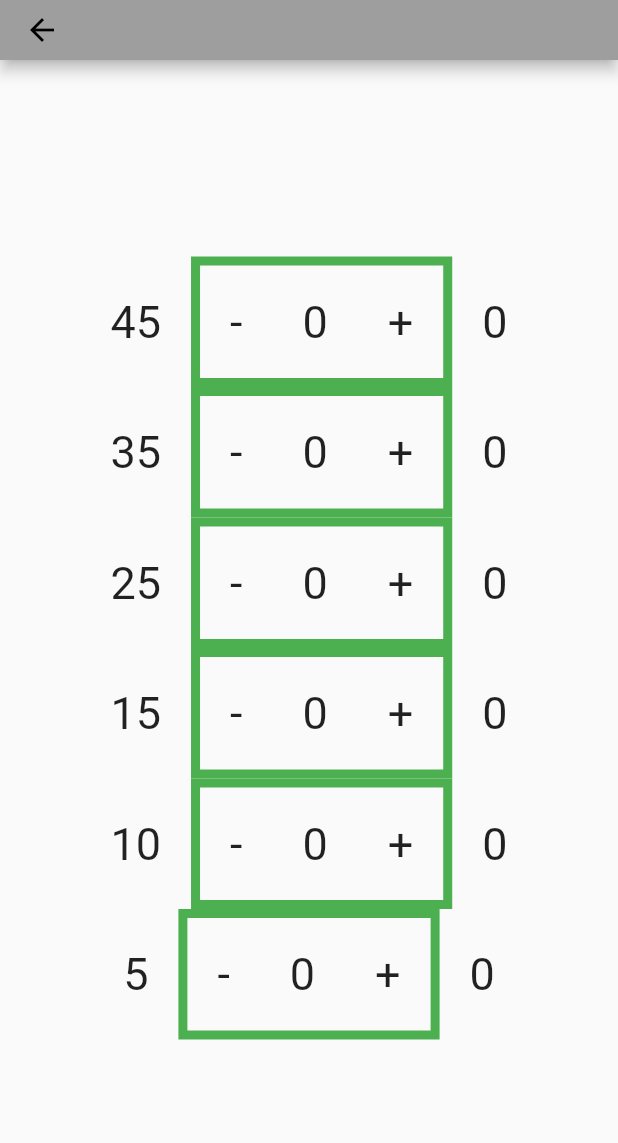
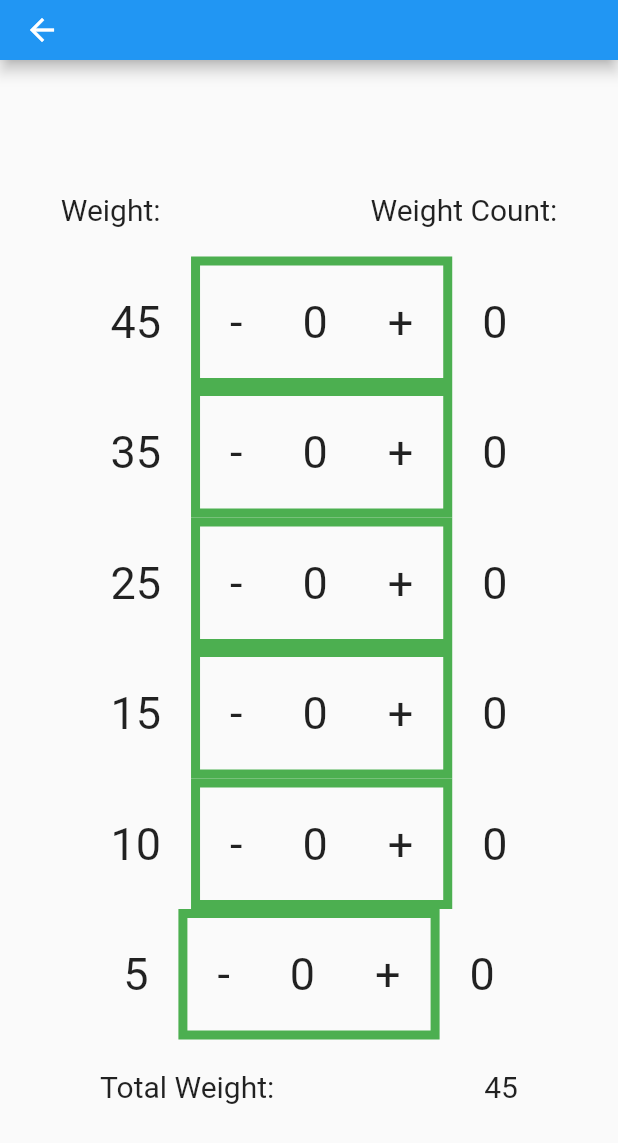
Before and after one commit to OBurnsy22/tempo, a Flutter app: the plateCalculator screen opened directly, on a phone screen of 412 x 824 dp. Shown: the top 1143 px of the screen. Run offline on Flutter 3.47's test engine with Material 2 defaults, Android fonts, the phone set to English and light mode, and no system bars; our stand-ins replace charts_flutter, cloud_firestore, curved_navigation_bar, firebase_auth, firebase_core, firebase_storage and 2 more; missing offline and left inert: flutter_ringtone_player; accounts and stored records are empty.

Commit message:
Starting to imporve the UI

```diff
--- a/tempo/lib/analytics.dart
+++ b/tempo/lib/analytics.dart
@@ -1,4 +1,5 @@
 import 'package:flutter/material.dart';
+import 'package:charts_flutter/flutter.dart' as charts;
 
 
 class analyticsHome extends StatefulWidget {
@@ -8,6 +9,9 @@ class analyticsHome extends StatefulWidget {
 }
 
 class analyticsHomeState extends State<analyticsHome> with AutomaticKeepAliveClientMixin<analyticsHome>{
+  //https://google.github.io/charts/flutter/gallery.html
+
+
 
   @override
   Widget build(BuildContext context) {
--- a/tempo/lib/cards.dart
+++ b/tempo/lib/cards.dart
@@ -76,7 +76,7 @@ class cardsHomeState extends State<cardsHome>
                       width: 3,
                     ),
                     borderRadius: BorderRadius.all(Radius.circular(5)),
-                    color: Colors.green,
+                    color: Colors.deepOrange[600],
                   ),
                   child: Row(
                     children: <Widget>[
--- a/tempo/lib/main.dart
+++ b/tempo/lib/main.dart
@@ -7,6 +7,7 @@ import 'login.dart';
 import 'globals.dart' as globals;
 import 'package:firebase_core/firebase_core.dart';
 import 'google_auth.dart';
+import 'package:flex_color_scheme/flex_color_scheme.dart';
 
 
 void main() async {
@@ -19,11 +20,11 @@ class MyApp extends StatelessWidget {
   @override
   Widget build(BuildContext context) {
     return MaterialApp(
-      title: 'tempo',
-      themeMode: ThemeMode.dark,
-      theme: ThemeData(
-        primarySwatch: Colors.grey,
-      ),
+      //darkTheme: ThemeData.dark(),
+      /*theme: ThemeData(
+        primaryColor: Colors.grey,
+        secondaryHeaderColor: Colors.amber,
+      ),*/
       home: globals.signedIn == false ? login() : navigator(),
     );
   }
--- a/tempo/lib/plate_calculator.dart
+++ b/tempo/lib/plate_calculator.dart
@@ -57,6 +57,43 @@ class plateCalculatorState extends State<plateCalculator> {
                 changeStartingWeight();
               }
             ),*/
+
+            /* LABELS */
+            Row(
+              mainAxisAlignment: MainAxisAlignment.center,
+              children: [
+                Align(
+                  alignment: Alignment.centerLeft,
+                  child: Padding(
+                    padding: EdgeInsets.only(
+                        right: 60,
+                        bottom: 20,
+                    ),
+                    child: Text(
+                      "Weight:",
+                      style: TextStyle(
+                        fontSize: 20,
+                      ),
+                    )
+                  )
+                ),
+                Align(
+                  alignment: Alignment.centerRight,
+                  child: Padding(
+                    padding: EdgeInsets.only(
+                      left: 80,
+                      bottom: 20,
+                    ),
+                    child: Text(
+                      "Weight Count:",
+                      style: TextStyle(
+                        fontSize: 20,
+                      ),
+                    )
+                  ),
+                )
+              ]
+            ),
 
             /* FOURTY FIVE */
             Row(
@@ -650,6 +687,42 @@ class plateCalculatorState extends State<plateCalculator> {
               ],
             ),
 
+          /* TOTAL WEIGHT */
+            Row(
+                mainAxisAlignment: MainAxisAlignment.center,
+                children: [
+                  Align(
+                      alignment: Alignment.centerLeft,
+                      child: Padding(
+                          padding: EdgeInsets.only(
+                            right: 60,
+                            top: 20,
+                          ),
+                          child: Text(
+                            "Total Weight:",
+                            style: TextStyle(
+                              fontSize: 20,
+                            ),
+                          )
+                      )
+                  ),
+                  Align(
+                    alignment: Alignment.centerRight,
+                    child: Padding(
+                        padding: EdgeInsets.only(
+                          left: 80,
+                          top: 20,
+                        ),
+                        child: Text(
+                          weight.toString(),
+                          style: TextStyle(
+                            fontSize: 20,
+                          ),
+                        )
+                    ),
+                  )
+                ]
+            ),
 
           ]
         )
--- a/tempo/pubspec.yaml
+++ b/tempo/pubspec.yaml
@@ -38,6 +38,10 @@ dependencies:
   rxdart: ^0.27.2
 
   flutter_ringtone_player: ^3.0.0
+
+  charts_flutter: ^0.12.0
+
+  flex_color_scheme: ^4.1.1
 
 dev_dependencies:
   flutter_test:
```
Also changed, not shown: tempo/pubspec.lock.
